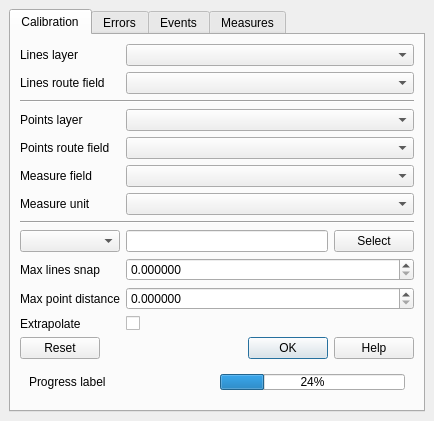
blazek/lrs, file lrs/ui_lrsdockwidget.ui: the form before one commit.
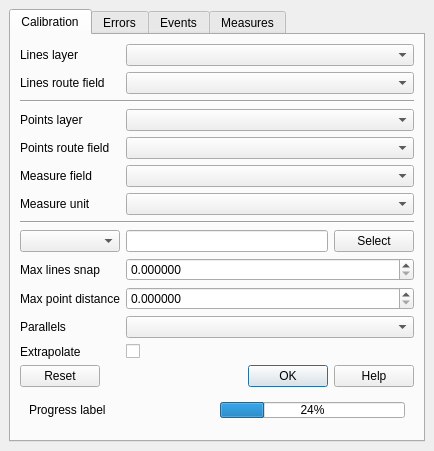
The form after the commit.

Commit message: optional parallels processing

```diff
--- a/lrs/ui_lrsdockwidget.ui
+++ b/lrs/ui_lrsdockwidget.ui
@@ -7,7 +7,7 @@
     <x>0</x>
     <y>0</y>
     <width>434</width>
-    <height>417</height>
+    <height>451</height>
    </rect>
   </property>
   <property name="windowTitle">
@@ -170,7 +170,7 @@
             </property>
            </widget>
           </item>
-          <item row="16" column="0">
+          <item row="17" column="0">
            <widget class="QLabel" name="genExtrapolateLabel">
             <property name="toolTip">
              <string>Extrapolate before and after calibration points.</string>
@@ -180,7 +180,7 @@
             </property>
            </widget>
           </item>
-          <item row="16" column="1">
+          <item row="17" column="1">
            <widget class="QCheckBox" name="genExtrapolateCheckBox">
             <property name="toolTip">
              <string>Extrapolate before and after calibration points.</string>
@@ -211,6 +211,16 @@
             </item>
            </layout>
           </item>
+          <item row="16" column="0">
+           <widget class="QLabel" name="genParallelModeLabel">
+            <property name="text">
+             <string>Parallels</string>
+            </property>
+           </widget>
+          </item>
+          <item row="16" column="1">
+           <widget class="QComboBox" name="genParallelModeCombo"/>
+          </item>
          </layout>
         </item>
         <item>
```
The commit also changes 5 other files.
